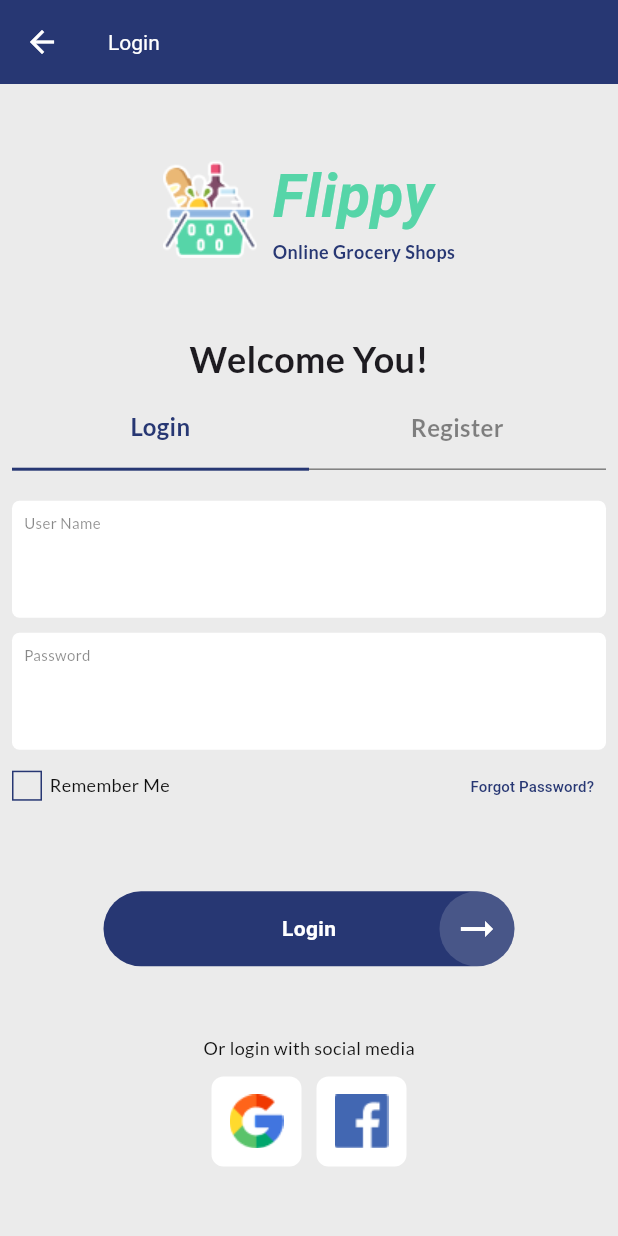
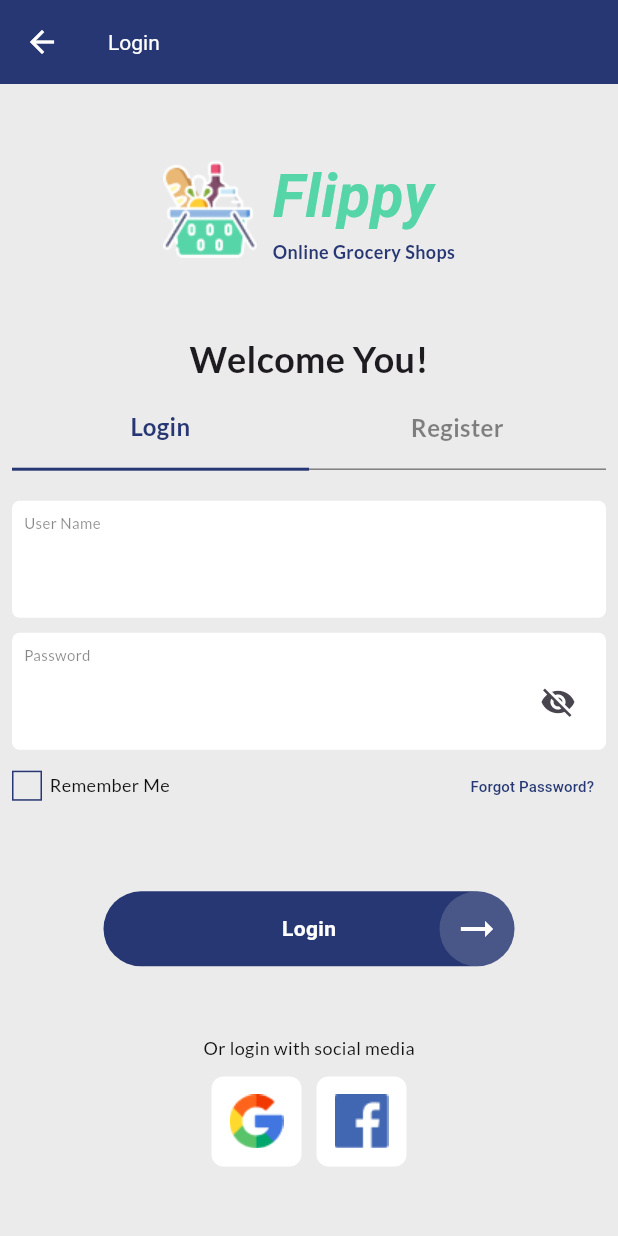
Before and after one commit to CodeVee/flippy_flutter, a Flutter app: the LoginPage screen opened by its route, on a phone screen of 412 x 824 dp. Run offline on Flutter 3.47's test engine with Material 3 defaults, Android fonts, the phone set to English and light mode, and no system bars; our stand-ins replace google_fonts; Roboto replaces fonts that are missing (Lemon).

Commit message:
added text field

```diff
--- /dev/null
+++ b/lib/components/app_text_field.dart
@@ -0,0 +1,52 @@
+import 'package:flutter/material.dart';
+import 'package:flippy_app/themes/themes.dart';
+
+class AppTextField extends StatelessWidget {
+  final String title;
+  final String? placeholder;
+  final TextEditingController controller;
+  final bool password;
+  final bool isObscured;
+  final Function()? onPressed;
+  const AppTextField(
+      {super.key,
+      required this.title,
+      required this.controller,
+      this.placeholder,
+      this.password = false,
+      this.isObscured = false,
+      this.onPressed});
+
+  @override
+  Widget build(BuildContext context) {
+    return Container(
+      padding: const EdgeInsets.all(8.0),
+      decoration: BoxDecoration(
+          color: Colors.white, borderRadius: BorderRadius.circular(5)),
+      child: Column(
+        mainAxisAlignment: MainAxisAlignment.center,
+        crossAxisAlignment: CrossAxisAlignment.start,
+        children: [
+          Text(title,
+              style: TextStyle(
+                      fontSize: 10, color: AppColors.mainDark.withOpacity(.5))
+                  .withLato()),
+          TextField(
+              controller: controller,
+              obscureText: isObscured,
+              decoration: InputDecoration(
+                border: InputBorder.none,
+                suffixIcon: password
+                    ? IconButton(
+                        icon: Icon(
+                          isObscured ? Icons.visibility_off : Icons.visibility,
+                        ),
+                        onPressed: onPressed,
+                      )
+                    : null,
+              ))
+        ],
+      ),
+    );
+  }
+}
--- a/lib/components/components.dart
+++ b/lib/components/components.dart
@@ -1,3 +1,4 @@
 export 'app_button.dart';
 export 'app_header.dart';
 export 'main_app_bar.dart';
+export 'app_text_field.dart';
--- a/lib/pages/login_page.dart
+++ b/lib/pages/login_page.dart
@@ -14,6 +14,16 @@
   static const _page = "Login";
 
   bool _rememberMe = false;
+  bool _obscurePassword = true;
+  final _usernameController = TextEditingController();
+  final _passwordController = TextEditingController();
+
+  @override
+  void dispose() {
+    _usernameController.dispose();
+    _passwordController.dispose();
+    super.dispose();
+  }
 
   @override
   Widget build(BuildContext context) {
@@ -80,9 +90,20 @@
                             )))
                   ]),
                   const SizedBox(height: 20),
-                  _getTextBox("User Name"),
+                  AppTextField(
+                      title: "User Name", controller: _usernameController),
                   const SizedBox(height: 10),
-                  _getTextBox("Password"),
+                  AppTextField(
+                    title: "Password",
+                    controller: _passwordController,
+                    password: true,
+                    isObscured: _obscurePassword,
+                    onPressed: () {
+                      setState(() {
+                        _obscurePassword = !_obscurePassword;
+                      });
+                    },
+                  ),
                 ],
               ),
             ),
@@ -138,23 +159,9 @@
                 Row(
                   mainAxisAlignment: MainAxisAlignment.center,
                   children: [
-                    Container(
-                      height: 60,
-                      width: 60,
-                      decoration: BoxDecoration(
-                          color: Colors.white,
-                          borderRadius: BorderRadius.circular(8)),
-                      child: Image.asset("assets/google_logo.png"),
-                    ),
+                    _getSocialIcon("assets/google_logo.png"),
                     const SizedBox(width: 10),
-                    Container(
-                      height: 60,
-                      width: 60,
-                      decoration: BoxDecoration(
-                          color: Colors.white,
-                          borderRadius: BorderRadius.circular(8)),
-                      child: Image.asset("assets/facebook_logo.png"),
-                    )
+                    _getSocialIcon("assets/facebook_logo.png"),
                   ],
                 )
               ],
@@ -166,25 +173,13 @@
     );
   }
 
-  Widget _getTextBox(String title) {
+  Widget _getSocialIcon(String imagePath) {
     return Container(
-      padding: const EdgeInsets.all(8.0),
+      height: 60,
+      width: 60,
       decoration: BoxDecoration(
-          color: Colors.white, borderRadius: BorderRadius.circular(5)),
-      child: Column(
-        mainAxisAlignment: MainAxisAlignment.center,
-        crossAxisAlignment: CrossAxisAlignment.start,
-        children: [
-          Text(title,
-              style: TextStyle(
-                      fontSize: 10, color: AppColors.mainDark.withOpacity(.5))
-                  .withLato()),
-          const TextField(
-              decoration: InputDecoration(
-            border: InputBorder.none,
-          ))
-        ],
-      ),
+          color: Colors.white, borderRadius: BorderRadius.circular(8)),
+      child: Image.asset(imagePath),
     );
   }
 }
```
